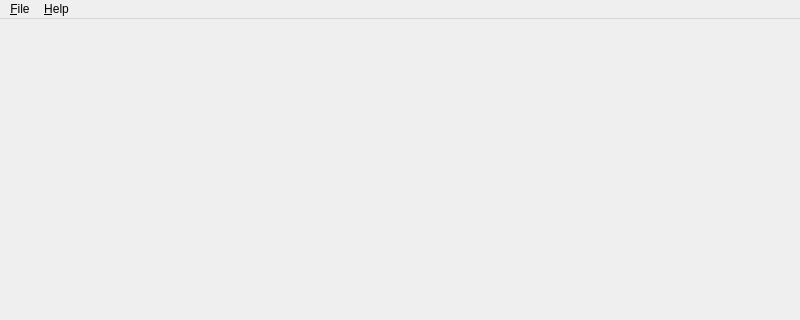
thjomnx/telamon, file src/mainwindow.ui: the form before one commit; both pictures show x 0 to 800 and y 0 to 320 of the 800 by 600 pixel window.
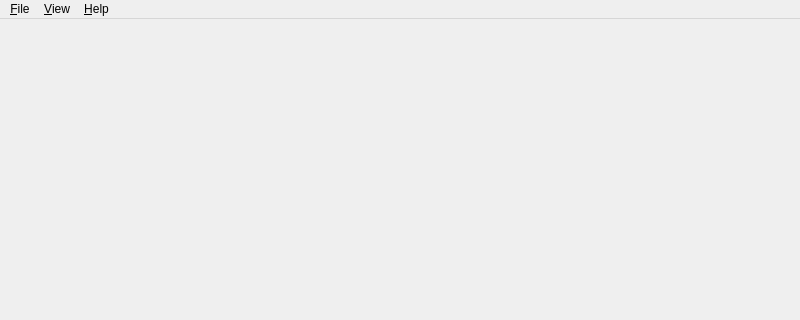
The form after the commit.

Commit message: Macro editor dock widget added

The edit to the form file:
```diff
--- a/src/mainwindow.ui
+++ b/src/mainwindow.ui
@@ -33,7 +33,13 @@
      <string>&amp;Help</string>
     </property>
    </widget>
+   <widget class="QMenu" name="menu_View">
+    <property name="title">
+     <string>&amp;View</string>
+    </property>
+   </widget>
    <addaction name="menu_File"/>
+   <addaction name="menu_View"/>
    <addaction name="menu_Help"/>
   </widget>
   <widget class="QStatusBar" name="statusbar"/>
```
The commit also changes 6 other files.
